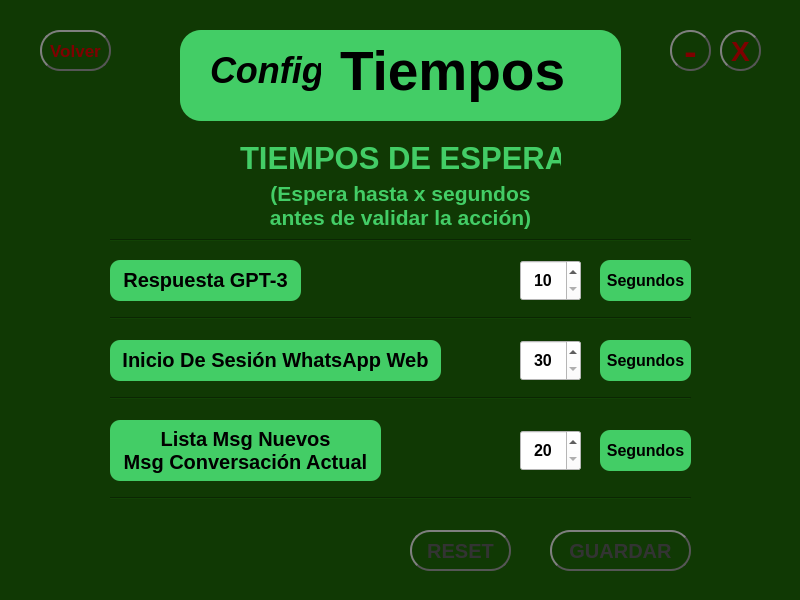
Above: ui/config_tiempos.ui from SASOFTCO/ChatBot_WhatsApp before the change. Below: the same form after it.
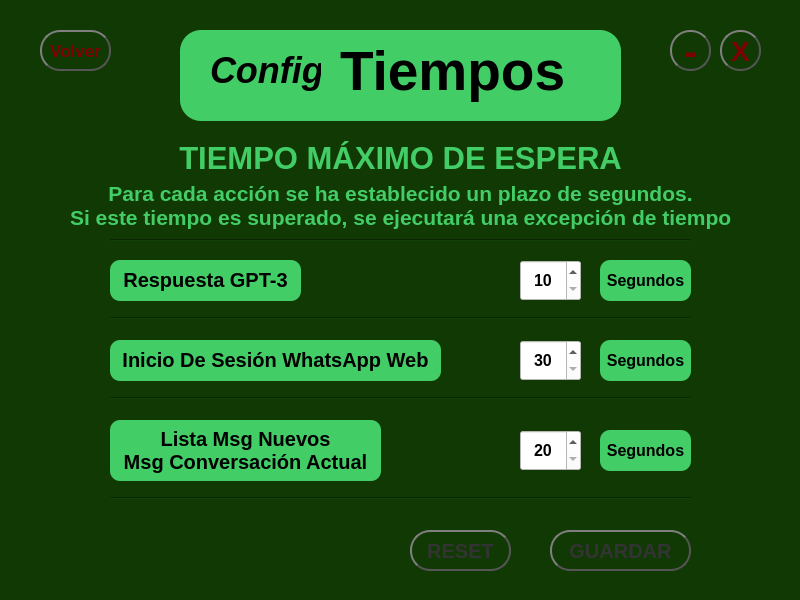
That is the form after the change.

```diff
--- a/ui/config_tiempos.ui
+++ b/ui/config_tiempos.ui
@@ -106,9 +106,9 @@
    <widget class="QLabel" name="subTitleLabel">
     <property name="geometry">
      <rect>
-      <x>240</x>
+      <x>150</x>
       <y>140</y>
-      <width>321</width>
+      <width>501</width>
       <height>31</height>
      </rect>
     </property>
@@ -125,7 +125,7 @@
      <string notr="true">color: rgb(67, 205, 102);</string>
     </property>
     <property name="text">
-     <string>&lt;html&gt;&lt;head/&gt;&lt;body&gt;&lt;p align=&quot;center&quot;&gt;TIEMPOS DE ESPERA&lt;/p&gt;&lt;/body&gt;&lt;/html&gt;</string>
+     <string>&lt;html&gt;&lt;head/&gt;&lt;body&gt;&lt;p align=&quot;center&quot;&gt;TIEMPO MÁXIMO DE ESPERA&lt;/p&gt;&lt;/body&gt;&lt;/html&gt;</string>
     </property>
    </widget>
    <widget class="QPushButton" name="salirBtn">
@@ -697,9 +697,9 @@
    <widget class="QLabel" name="subTitleLabel_2">
     <property name="geometry">
      <rect>
-      <x>240</x>
+      <x>70</x>
       <y>180</y>
-      <width>321</width>
+      <width>661</width>
       <height>51</height>
      </rect>
     </property>
@@ -716,7 +716,7 @@
      <string notr="true">color: rgb(67, 205, 102);</string>
     </property>
     <property name="text">
-     <string>&lt;html&gt;&lt;head/&gt;&lt;body&gt;&lt;p align=&quot;center&quot;&gt;(Espera hasta x segundos&lt;br/&gt;antes de validar la acción)&lt;/p&gt;&lt;/body&gt;&lt;/html&gt;</string>
+     <string>&lt;html&gt;&lt;head/&gt;&lt;body&gt;&lt;p align=&quot;center&quot;&gt;Para cada acción se ha establecido un plazo de segundos.&lt;br/&gt;Si este tiempo es superado, se ejecutará una excepción de tiempo.&lt;/p&gt;&lt;/body&gt;&lt;/html&gt;</string>
     </property>
    </widget>
    <widget class="Line" name="line_4">
```
Left out of the diff: 12 changed lines with no effect on the pictures.
